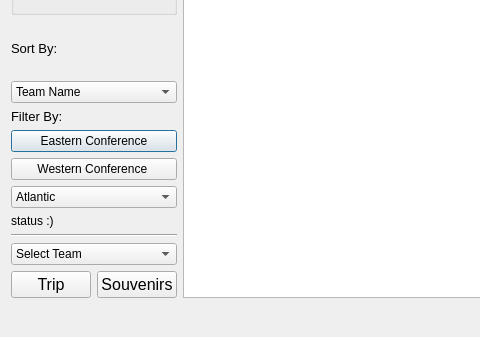
parham-sharaf/BTM-algo, file UI/display_team/display_team.ui: the form before one commit; both pictures show x 0 to 480 and y 327 to 664 of the 1223 by 664 pixel window.
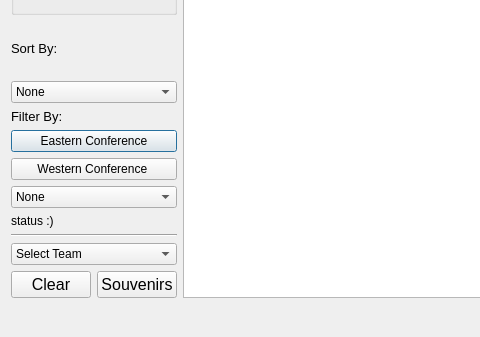
The form after the commit. Icons and pictures are not drawn.

Commit message: fixed the ordering problem in display teams

```diff
--- a/UI/display_team/display_team.ui
+++ b/UI/display_team/display_team.ui
@@ -92,6 +92,11 @@
              </item>
              <item>
               <widget class="QComboBox" name="combo_sort">
+               <item>
+                <property name="text">
+                 <string>None</string>
+                </property>
+               </item>
                <item>
                 <property name="text">
                  <string>Team Name</string>
@@ -150,6 +155,11 @@
              </item>
              <item row="1" column="0">
               <widget class="QComboBox" name="division_comboBox">
+               <item>
+                <property name="text">
+                 <string>None</string>
+                </property>
+               </item>
                <item>
                 <property name="text">
                  <string>Atlantic</string>
@@ -225,7 +235,7 @@
                   </font>
                  </property>
                  <property name="text">
-                  <string>Trip</string>
+                  <string>Clear</string>
                  </property>
                 </widget>
                </item>
```
Left out of the diff: 2 changed lines with no effect on the pictures. The commit also changes 42 other files.
